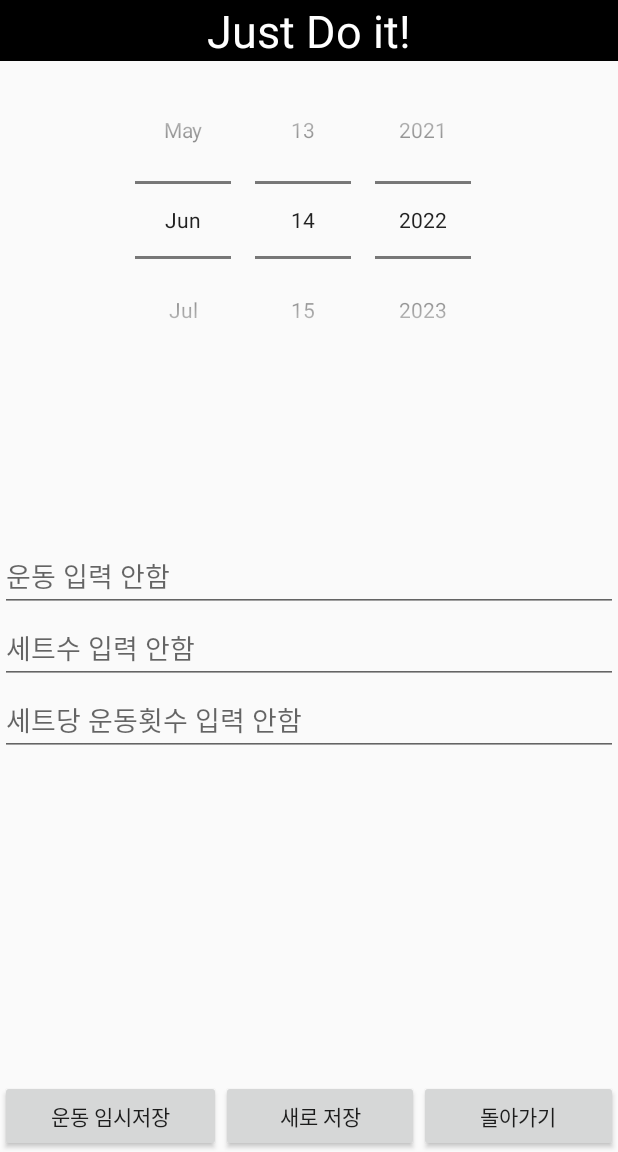
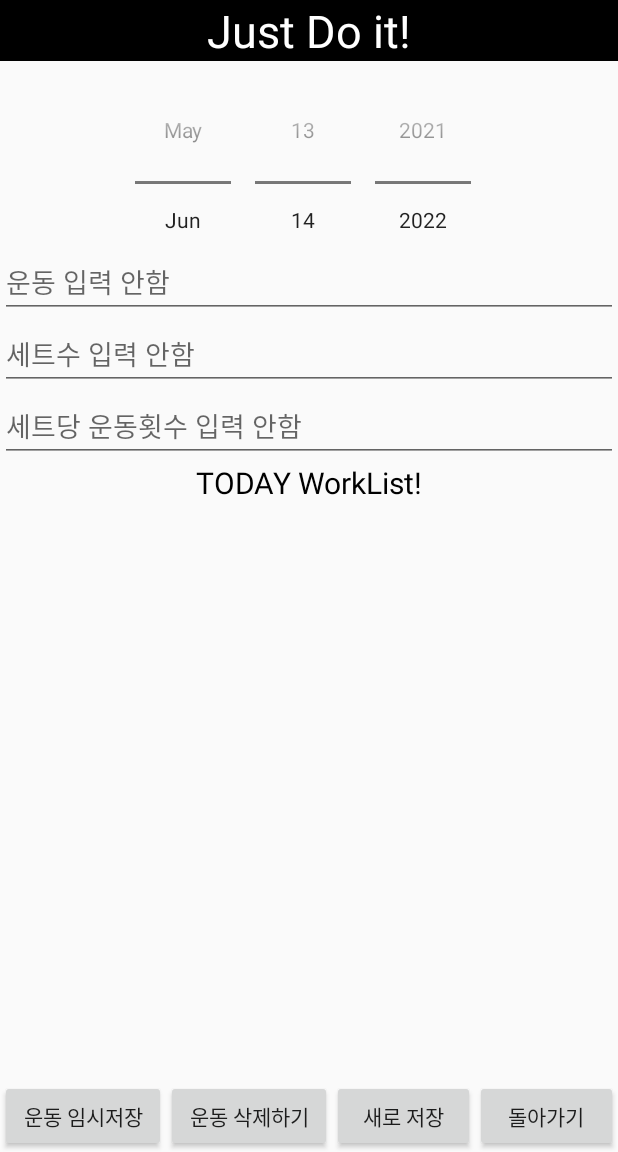
Before and after one commit to silchairmen/exercise, an Android app: the exercise screen opened directly, with no data from a screen before it, on a phone screen of 412 x 824 dp, the part 84-1236 px from its top. Run offline under Robolectric (Android 15) with nearby library versions, the phone set to English and light mode, and no system bars.

Commit message:
plz_be_final

```diff
--- a/app/src/main/java/com/example/exercise/exercise.java
+++ b/app/src/main/java/com/example/exercise/exercise.java
@@ -1,6 +1,7 @@
 package com.example.exercise;
 
 import android.content.Context;
+import android.content.Intent;
 import android.database.Cursor;
 import android.database.sqlite.SQLiteDatabase;
 import android.database.sqlite.SQLiteException;
@@ -22,7 +23,7 @@ public class exercise extends AppCompatActivity {
     SQLiteDatabase sqlDB;
     DatePicker dp;
     EditText edtEx, edtSet, edtNum;
-    Button btnE, btnWrite, btnTemp;
+    Button btnE, btnWrite, btnTemp,btnReset;
     String fileName;
     TextView text_temp;
 
@@ -36,6 +37,7 @@ public class exercise extends AppCompatActivity {
         edtSet =(EditText) findViewById(R.id.edtSet);
         edtNum = (EditText) findViewById(R.id.edtNum);
         btnWrite = (Button) findViewById(R.id.btnWrite);
+        btnReset = (Button) findViewById(R.id.btnReset);
         btnE = (Button) findViewById(R.id.BtnE);
         btnTemp = (Button) findViewById(R.id.btnTmp);
         text_temp = (TextView) findViewById(R.id.textTmp);
@@ -73,7 +75,7 @@ public class exercise extends AppCompatActivity {
         btnTemp.setOnClickListener(new View.OnClickListener() {
             @Override
             public void onClick(View view) {
-                String str_temp = "\n운동 : " + edtEx.getText().toString() + "  개수 : " + edtNum.getText().toString() + "  세트수 :" + edtSet.getText().toString();
+                String str_temp = "\n운동 : " + edtEx.getText().toString() + " - "+ " 개수 : " + edtNum.getText().toString() + " - "+"  세트수 :" + edtSet.getText().toString();
 
                 if(text_temp.getText()==null){
                     text_temp.setText(str_temp);
@@ -82,6 +84,19 @@ public class exercise extends AppCompatActivity {
                     String str_temp_final = text_temp.getText().toString() + str_temp;
                     text_temp.setText(str_temp_final);
                 }
+            }
+        });
+        btnReset.setOnClickListener(new View.OnClickListener() {
+            @Override
+            public void onClick(View view) {
+                sqlDB = myHelper.getWritableDatabase();
+                sqlDB.execSQL("DELETE FROM myExer WHERE Date = '" + fileName + "';"
+                );
+                sqlDB.close();
+                Intent intent = getIntent();
+                finish();
+                startActivity(intent);
+                Toast.makeText(getApplicationContext(), "삭제됨",Toast.LENGTH_SHORT).show();
             }
         });
 
@@ -94,7 +109,6 @@ public class exercise extends AppCompatActivity {
                         + "'WHERE Date = '" + fileName + "';"
                 );
                 sqlDB.close();
-                btnWrite.setText("수정하기");
                 Toast.makeText(getApplicationContext(), "저장됨",Toast.LENGTH_SHORT).show();
             } //원하는 날짜에 있는 운동 내용을 수정해주는 역할
         });
@@ -128,7 +142,6 @@ public class exercise extends AppCompatActivity {
                     return ExerContent;
                 }
             }
-            btnWrite.setText("수정하기");
             cursor.close();
             sqlDB.close();
         }catch(SQLiteException e){
--- a/app/src/main/res/layout/exercise.xml
+++ b/app/src/main/res/layout/exercise.xml
@@ -6,24 +6,25 @@
 
     <LinearLayout
         android:layout_width="match_parent"
-        android:layout_height="match_parent"
-        android:orientation="vertical"
-        android:layout_weight="1">
+        android:layout_height="523dp"
+        android:layout_weight="1.7"
+        android:orientation="vertical">
+
         <TextView
             android:layout_width="match_parent"
             android:layout_height="wrap_content"
             android:background="@color/black"
-            android:textColor="@color/white"
-            android:textSize="30dp"
             android:gravity="center"
             android:text="Just Do it!"
-            />
+            android:textColor="@color/white"
+            android:textSize="30dp" />
+
         <DatePicker
+            android:id="@+id/datepicker1"
             android:layout_width="match_parent"
-            android:layout_height="match_parent"
-            android:id="@+id/datepicker1"
+            android:layout_height="250dp"
             android:calendarViewShown="false"
-            android:datePickerMode="spinner"/>
+            android:datePickerMode="spinner" />
     </LinearLayout>
 
     <LinearLayout
@@ -50,9 +51,16 @@
             android:hint="세트당 횟 수를 입력하세요"/>
         <TextView
             android:layout_width="match_parent"
-            android:layout_height="200dp"
-            android:id="@+id/textTmp">
-        </TextView>
+            android:layout_height="wrap_content"
+            android:text="TODAY WorkList!"
+            android:gravity="center"
+            android:textSize="20dp"
+            android:textColor="@color/black"></TextView>
+        <TextView
+            android:id="@+id/textTmp"
+            android:layout_width="match_parent"
+            android:gravity="center|top"
+            android:layout_height="310dp"></TextView>
     </LinearLayout>
     <ScrollView
         android:layout_width="match_parent"
@@ -70,11 +78,18 @@
                 android:text="운동 임시저장">
             </Button>
             <Button
+                android:id="@+id/btnReset"
+                android:layout_width="wrap_content"
+                android:layout_height="wrap_content"
+                android:layout_weight="1"
+                android:text="운동 삭제하기">
+            </Button>
+            <Button
                 android:id="@+id/btnWrite"
                 android:layout_width="wrap_content"
                 android:layout_height="wrap_content"
                 android:layout_weight="1"
-                android:text="운동저장하기"/>
+                android:text="운동 저장하기"/>
             <Button
                 android:id="@+id/BtnE"
                 android:layout_width="wrap_content"
```
